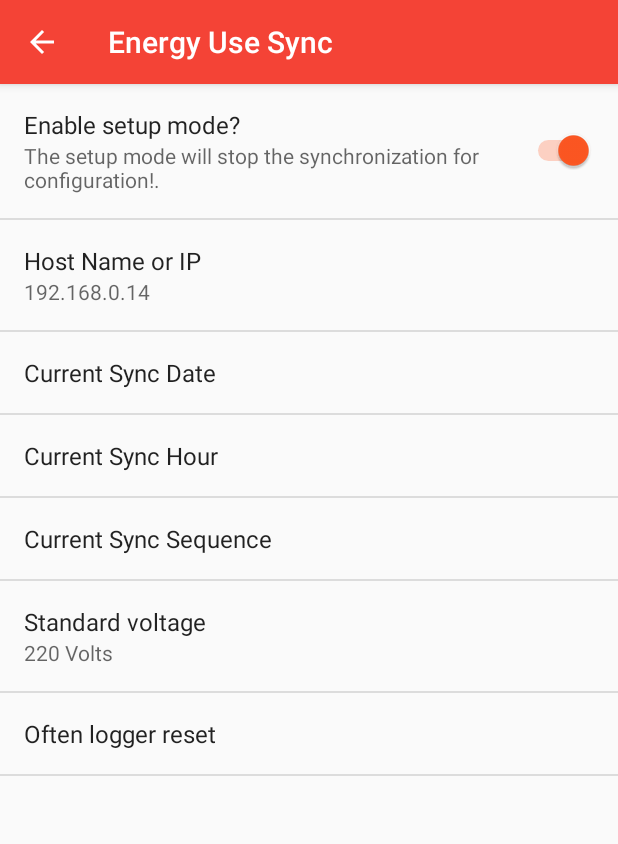
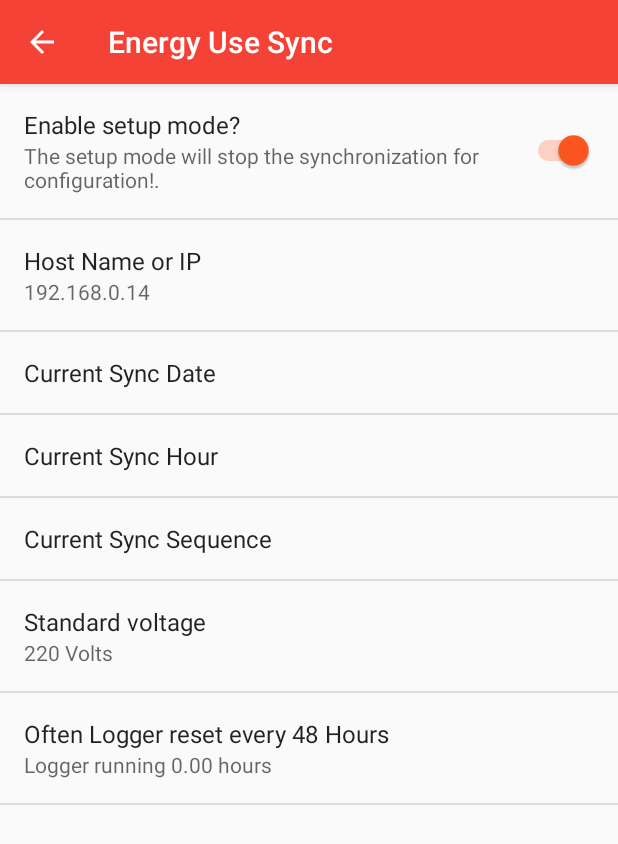
Before and after one commit to brolam/OpenHomeAnalysis, an Android app: the OhaSettingsActivity screen opened directly, with no data from a screen before it, after a tap on "Energy Use Sync", on a phone screen of 412 x 824 dp. Shown: the top 844 px of the screen. Run offline under Robolectric (Android 15) with nearby library versions, the phone set to English and light mode, and no system bars.

Commit message:
fix: OhaSettingsActivity - Informar o tempo de funcionamento do registrador de utilização de energia.

```diff
--- a/Android/appSupervisory/src/main/res/values/strings.xml
+++ b/Android/appSupervisory/src/main/res/values/strings.xml
@@ -106,7 +106,8 @@
     <string name="title_activity_details">DetailsActivity</string>
 
 
-    <string name="pref_title_energy_use_sync_often_logger_reset">Often logger reset</string>
+    <string name="pref_title_energy_use_sync_often_logger_reset">Often Logger reset every %s </string>
+    <string name="pref_summary_energy_use_sync_often_logger_reset">Logger running %.2f hours</string>
     <string-array name="pref_titles_energy_use_sync_often_logger_reset">
         <item>24 Hours</item>
         <item>48 Hours</item>
```
